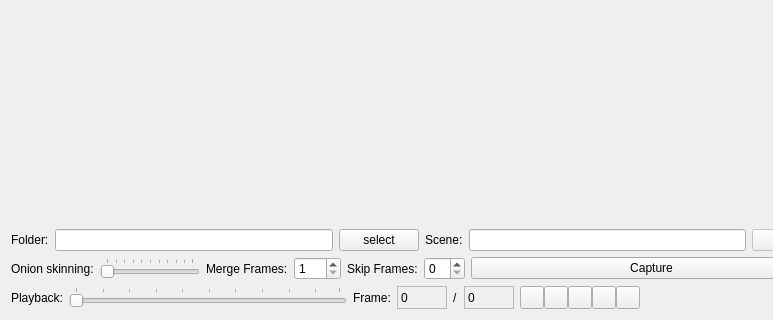
This is video/StopMoCap/trunk/stopmocap.ui in pfedick/openstopmotion as Qt 5 draws it before an edit; both pictures show x 0 to 773 and y 251 to 571 of the 929 by 571 pixel window. The edited form follows.
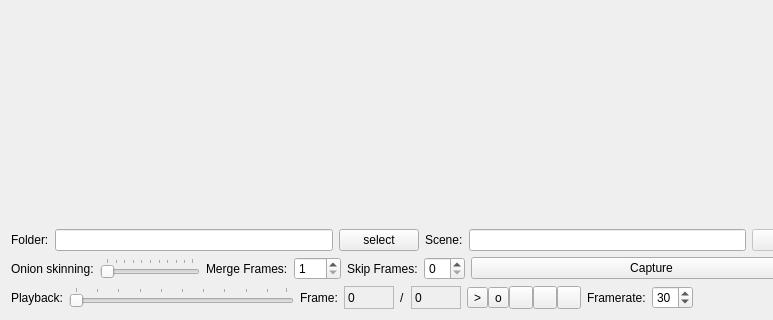
This is the edited form. Icons and pictures are not drawn.

Diff of the .ui file:
```diff
--- a/video/StopMoCap/trunk/stopmocap.ui
+++ b/video/StopMoCap/trunk/stopmocap.ui
@@ -516,7 +516,7 @@
        <item>
         <widget class="QToolButton" name="toolButton">
          <property name="text">
-          <string/>
+          <string>&gt;</string>
          </property>
          <property name="iconSize">
           <size>
@@ -529,7 +529,7 @@
        <item>
         <widget class="QToolButton" name="toolButton_2">
          <property name="text">
-          <string/>
+          <string>o</string>
          </property>
          <property name="iconSize">
           <size>
@@ -580,6 +580,26 @@
        </item>
       </layout>
      </item>
+     <item>
+      <widget class="QLabel" name="label_13">
+       <property name="text">
+        <string>Framerate:</string>
+       </property>
+      </widget>
+     </item>
+     <item>
+      <widget class="QSpinBox" name="frameRate">
+       <property name="minimum">
+        <number>1</number>
+       </property>
+       <property name="maximum">
+        <number>60</number>
+       </property>
+       <property name="value">
+        <number>30</number>
+       </property>
+      </widget>
+     </item>
      <item>
       <spacer name="horizontalSpacer_4">
        <property name="orientation">
```
Left out of the diff: 6 changed lines with no effect on the pictures.
